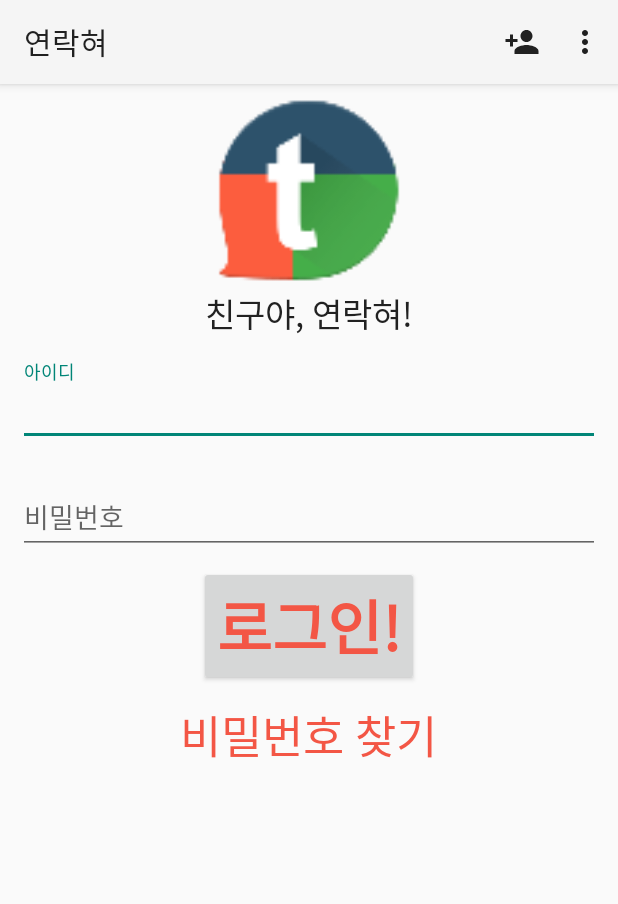
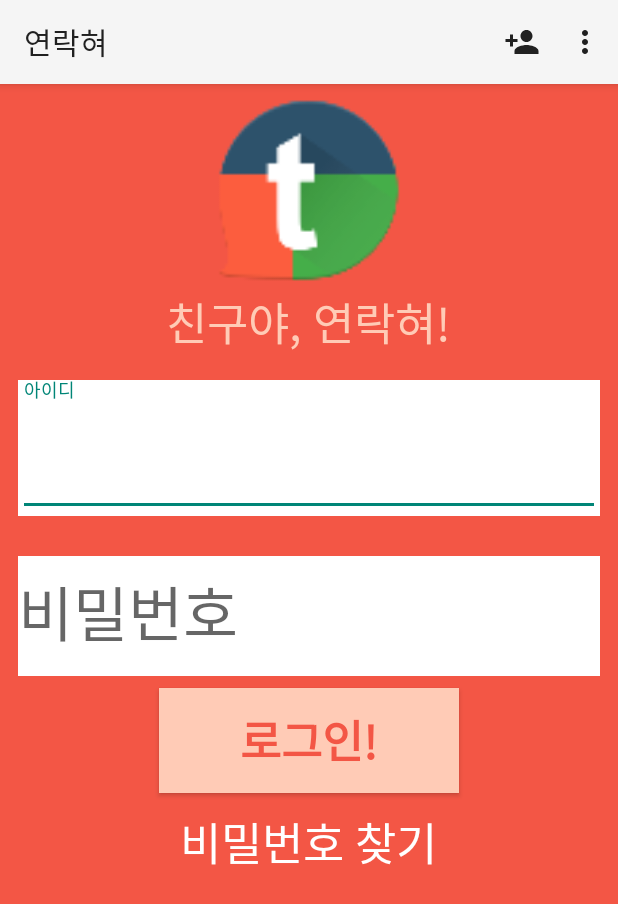
Before and after one commit to jinee525/OpenSWplatform_messenger, an Android app: the screen it shows after launch (LoginActivity), on a phone screen of 412 x 824 dp. Shown: the top 904 px of the screen. Run offline under Robolectric (Android 15) with nearby library versions, the phone set to English and light mode, and no system bars; libraries missing offline, so code that uses them is left out: com.pchmn.materialchips; 1 statement that could not run was skipped.

Commit message:
edit layout 3:41

```diff
--- a/app/src/main/res/layout/fragment_login.xml
+++ b/app/src/main/res/layout/fragment_login.xml
@@ -1,13 +1,13 @@
-<RelativeLayout
-    xmlns:android="http://schemas.android.com/apk/res/android"
+<RelativeLayout xmlns:android="http://schemas.android.com/apk/res/android"
     xmlns:app="http://schemas.android.com/apk/res-auto"
     xmlns:tools="http://schemas.android.com/tools"
     android:layout_width="match_parent"
     android:layout_height="match_parent"
+    android:background="@color/연락혀대표"
+    android:paddingLeft="@dimen/activity_horizontal_margin"
+    android:paddingTop="@dimen/activity_vertical_margin"
+    android:paddingRight="@dimen/activity_horizontal_margin"
     android:paddingBottom="@dimen/activity_vertical_margin"
-    android:paddingLeft="@dimen/activity_horizontal_margin"
-    android:paddingRight="@dimen/activity_horizontal_margin"
-    android:paddingTop="@dimen/activity_vertical_margin"
     tools:context="co.tinode.tindroid.LoginFragment">
 
     <ImageView
@@ -28,7 +28,9 @@
         android:layout_centerHorizontal="true"
         android:layout_marginBottom="8dp"
         android:text="@string/app_description"
-        android:textAppearance="?android:attr/textAppearanceLarge" />
+        android:textAppearance="?android:attr/textAppearanceLarge"
+        android:textColor="@color/연락혀부대표"
+        android:textSize="30sp" />
 
     <android.support.design.widget.TextInputLayout
         android:id="@+id/editLoginWrapper"
@@ -36,13 +38,17 @@
         android:layout_height="wrap_content"
         android:layout_below="@+id/appTitle"
         android:layout_marginTop="8dp"
-        android:layout_marginBottom="8dp">
+        android:layout_marginBottom="8dp"
+        android:background="@color/cardview_light_background">
+
         <android.support.design.widget.TextInputEditText
+            android:id="@+id/editLogin"
             android:layout_width="match_parent"
-            android:layout_height="wrap_content"
-            android:id="@+id/editLogin"
+            android:layout_height="80dp"
+            android:hint="@string/login_hint"
             android:inputType="text"
-            android:hint="@string/login_hint" />
+            android:textColor="@color/cardview_light_background"
+            android:textSize="40sp" />
     </android.support.design.widget.TextInputLayout>
 
     <android.support.design.widget.TextInputLayout
@@ -52,23 +58,27 @@
         android:layout_below="@+id/editLoginWrapper"
         android:layout_marginTop="8dp"
         android:layout_marginBottom="8dp">
+
         <android.support.design.widget.TextInputEditText
+            android:id="@+id/editPassword"
             android:layout_width="match_parent"
-            android:layout_height="wrap_content"
+            android:layout_height="80dp"
+            android:background="@color/cardview_light_background"
+            android:hint="@string/password_hint"
             android:inputType="textPassword"
-            android:id="@+id/editPassword"
-            android:hint="@string/password_hint"/>
+            android:textSize="40sp" />
     </android.support.design.widget.TextInputLayout>
 
     <Button
         android:id="@+id/signIn"
-        android:layout_width="wrap_content"
-        android:layout_height="wrap_content"
+        android:layout_width="200dp"
+        android:layout_height="70dp"
         android:layout_below="@+id/editPasswordWrapper"
         android:layout_centerHorizontal="true"
+        android:background="@color/연락혀부대표"
         android:text="@string/sign_in"
         android:textColor="@color/연락혀대표"
-        android:textSize="40sp"
+        android:textSize="30sp"
         android:textStyle="bold" />
 
     <Button
@@ -79,7 +89,7 @@
         android:layout_below="@+id/signIn"
         android:layout_centerHorizontal="true"
         android:text="@string/forgot_password"
-        android:textColor="@color/연락혀대표"
+        android:textColor="@color/common_google_signin_btn_text_dark_pressed"
         android:textSize="30sp" />
 
 </RelativeLayout>
--- a/app/src/main/res/layout/fragment_view_image.xml
+++ b/app/src/main/res/layout/fragment_view_image.xml
@@ -9,9 +9,10 @@
         android:id="@+id/image"
         android:layout_width="fill_parent"
         android:layout_height="fill_parent"
-        android:scaleType="fitCenter"
         android:adjustViewBounds="true"
         android:contentDescription=""
-        tools:src="@drawable/logo_src"/>
+        android:scaleType="fitCenter"
+        tools:src="@drawable/logo_src"
+        tools:srcCompat="@drawable/NEWICON" />
 
 </RelativeLayout>
--- a/app/src/main/res/layout/meta_message.xml
+++ b/app/src/main/res/layout/meta_message.xml
@@ -16,12 +16,12 @@
 
         <TextView
             android:id="@+id/messageText"
+            style="@style/textMetaBubble"
             android:layout_width="wrap_content"
             android:layout_height="wrap_content"
             android:maxWidth="200dp"
             android:textColor="@color/colorTextSecondary"
-            style="@style/textMetaBubble"
-            tools:text="Lorem ipsum"/>
+            tools:text="메세지가 없습니다." />
 
     </LinearLayout>
 </LinearLayout>
```
Also changed, not shown: app/src/main/res/layout/message_left.xml (+8 -7 lines), app/src/main/res/layout/message_left_avatar.xml (+8 -7 lines), app/src/main/res/layout/message_left_single.xml (+4 -3 lines), app/src/main/res/layout/message_left_single_avatar.xml (+14 -14 lines), app/src/main/res/layout/message_right.xml (+6 -4 lines), app/src/main/res/layout/message_right_single.xml (+4 -3 lines).
